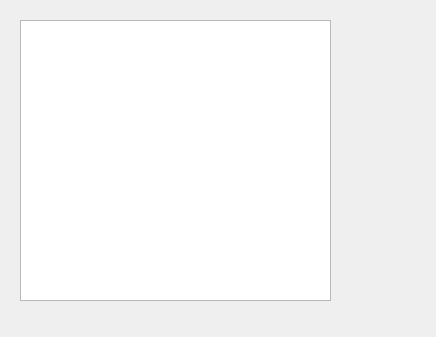
Above: topqt.ui from tomplast/topqt before the change. Below: the same form after it.
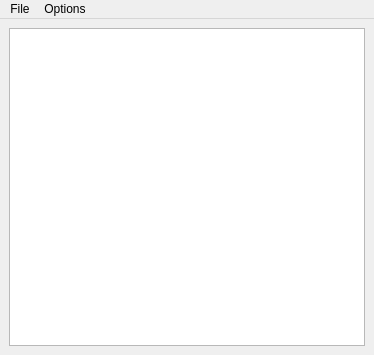
That is the form after the change.

Commit message: Here you go

```diff
--- a/topqt.ui
+++ b/topqt.ui
@@ -6,33 +6,51 @@
    <rect>
     <x>0</x>
     <y>0</y>
-    <width>436</width>
-    <height>337</height>
+    <width>374</width>
+    <height>355</height>
    </rect>
   </property>
   <property name="windowTitle">
    <string>MainWindow</string>
   </property>
   <widget class="QWidget" name="centralwidget">
-   <widget class="QTableWidget" name="tableWidget">
-    <property name="geometry">
-     <rect>
-      <x>20</x>
-      <y>20</y>
-      <width>311</width>
-      <height>281</height>
-     </rect>
+   <layout class="QVBoxLayout" name="verticalLayout_2">
+    <item>
+     <layout class="QVBoxLayout" name="verticalLayout">
+      <item>
+       <widget class="QTableWidget" name="tableWidget">
+        <property name="sortingEnabled">
+         <bool>true</bool>
+        </property>
+       </widget>
+      </item>
+     </layout>
+    </item>
+   </layout>
+  </widget>
+  <widget class="QMenuBar" name="menuBar">
+   <property name="geometry">
+    <rect>
+     <x>0</x>
+     <y>0</y>
+     <width>374</width>
+     <height>22</height>
+    </rect>
+   </property>
+   <widget class="QMenu" name="menuFile">
+    <property name="title">
+     <string>File</string>
     </property>
-    <property name="maximumSize">
-     <size>
-      <width>311</width>
-      <height>16777215</height>
-     </size>
+    <addaction name="actionQuit"/>
+   </widget>
+   <widget class="QMenu" name="menuOptions">
+    <property name="title">
+     <string>Options</string>
     </property>
-    <attribute name="verticalHeaderVisible">
-     <bool>false</bool>
-    </attribute>
+    <addaction name="actionSettings"/>
    </widget>
+   <addaction name="menuFile"/>
+   <addaction name="menuOptions"/>
   </widget>
  </widget>
  <resources/>
```
Left out of the diff: 10 changed lines with no effect on the pictures.
